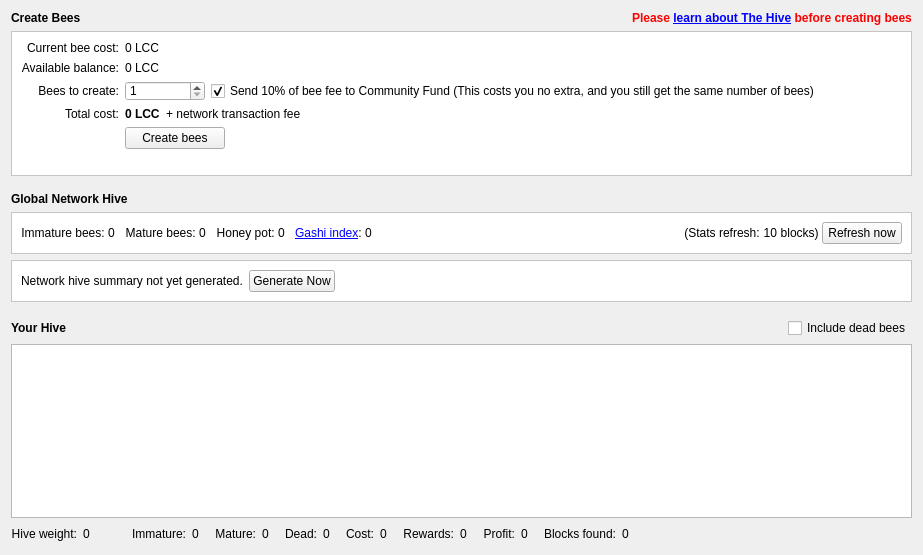
This is src/qt/forms/hivedialog.ui in litecoincash-project/litecoincash as Qt 5 draws it before an edit. The edited form follows.
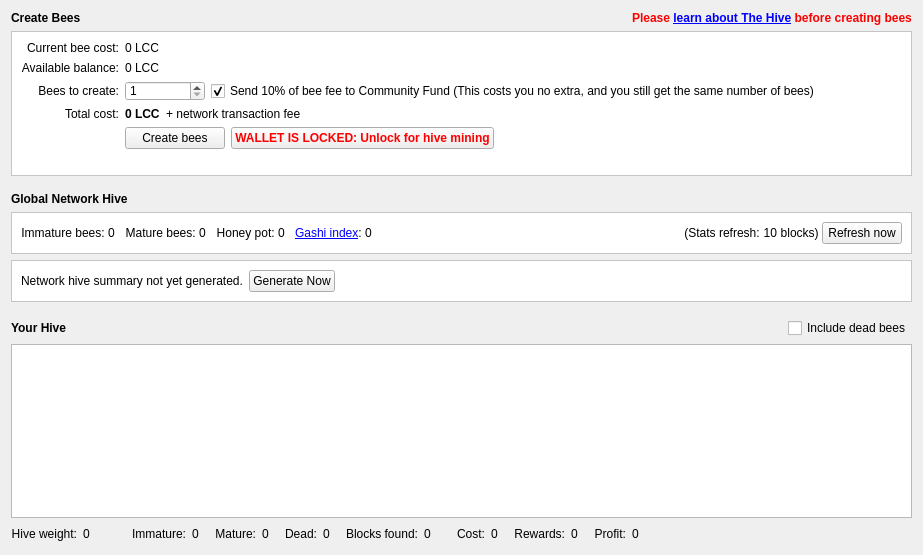
This is the edited form. Icons and pictures are not drawn. Custom widgets are drawn as their Qt base class.

Commit message: Encrypted wallet support, UI tweaks

What changed in the file:
```diff
--- a/src/qt/forms/hivedialog.ui
+++ b/src/qt/forms/hivedialog.ui
@@ -314,6 +314,36 @@
           </property>
          </widget>
         </item>
+        <item>
+         <widget class="QPushButton" name="releaseSwarmButton">
+          <property name="minimumSize">
+           <size>
+            <width>100</width>
+            <height>0</height>
+           </size>
+          </property>
+          <property name="font">
+           <font>
+            <weight>75</weight>
+            <bold>true</bold>
+           </font>
+          </property>
+          <property name="toolTip">
+           <string>Click to unlock your wallet so that your bees can work. Note this only unlocks the wallet for hivemining; you must
+still fully unlock it to send funds.</string>
+          </property>
+          <property name="styleSheet">
+           <string notr="true">color:red;</string>
+          </property>
+          <property name="text">
+           <string>WALLET IS LOCKED: Unlock for hive mining</string>
+          </property>
+          <property name="icon">
+           <iconset resource="../bitcoin.qrc">
+            <normaloff>:/icons/warning</normaloff>:/icons/warning</iconset>
+          </property>
+         </widget>
+        </item>
         <item>
          <spacer name="horizontalSpacer_7">
           <property name="orientation">
@@ -920,6 +950,45 @@
        </property>
       </spacer>
      </item>
+     <item>
+      <widget class="QLabel" name="label_4">
+       <property name="toolTip">
+        <string>The number of blocks hivemined by your bees</string>
+       </property>
+       <property name="text">
+        <string>Blocks found:</string>
+       </property>
+       <property name="alignment">
+        <set>Qt::AlignRight|Qt::AlignTrailing|Qt::AlignVCenter</set>
+       </property>
+      </widget>
+     </item>
+     <item>
+      <widget class="QLabel" name="blocksFoundLabel">
+       <property name="toolTip">
+        <string>The number of blocks hivemined by your bees</string>
+       </property>
+       <property name="text">
+        <string>0</string>
+       </property>
+      </widget>
+     </item>
+     <item>
+      <spacer name="deadLabelSpacer">
+       <property name="orientation">
+        <enum>Qt::Horizontal</enum>
+       </property>
+       <property name="sizeType">
+        <enum>QSizePolicy::Fixed</enum>
+       </property>
+       <property name="sizeHint" stdset="0">
+        <size>
+         <width>20</width>
+         <height>0</height>
+        </size>
+       </property>
+      </spacer>
+     </item>
      <item>
       <widget class="QLabel" name="label_10">
        <property name="text">
@@ -1001,36 +1070,6 @@
        <property name="text">
         <string>0</string>
        </property>
-      </widget>
-     </item>
-     <item>
-      <spacer name="deadLabelSpacer">
-       <property name="orientation">
-        <enum>Qt::Horizontal</enum>
-       </property>
-       <property name="sizeType">
-        <enum>QSizePolicy::Fixed</enum>
-       </property>
-       <property name="sizeHint" stdset="0">
-        <size>
-         <width>10</width>
-         <height>0</height>
-        </size>
-       </property>
-      </spacer>
-     </item>
-     <item>
-      <widget class="QLabel" name="label_4">
-       <property name="text">
-        <string>Blocks found:</string>
-       </property>
-       <property name="alignment">
-        <set>Qt::AlignRight|Qt::AlignTrailing|Qt::AlignVCenter</set>
-       </property>
-      </widget>
-     </item>
-     <item>
-      <widget class="QLabel" name="blocksFoundLabel">
        <property name="text">
         <string>0</string>
        </property>
```
Left out of the diff: 104 changed lines with no effect on the pictures. The commit also changes 27 other files.
